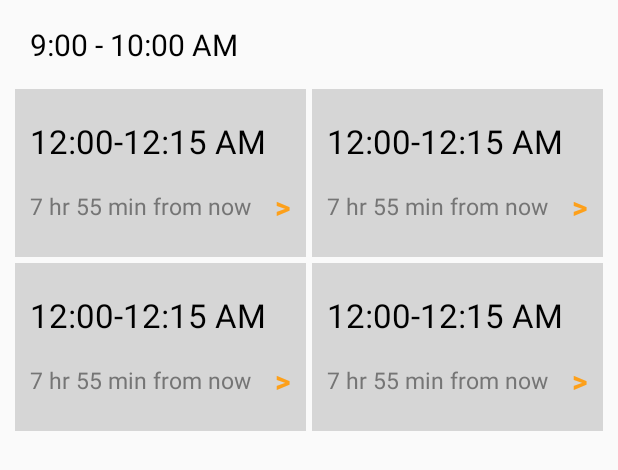
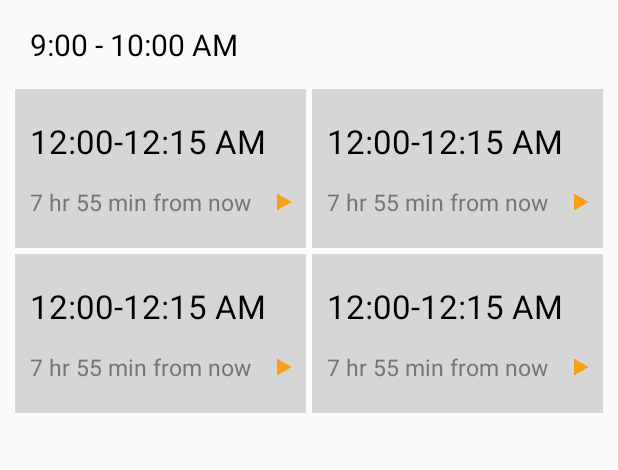
Before and after one commit to tomquercia/LeanApp, an Android app: the layout hours_list.xml on its own in the app's theme, with its tools: preview values and no code run, on a phone screen of 412 x 824 dp. Shown: the top 470 px of the screen. Run offline under Robolectric (Android 15) with nearby library versions, the phone set to English and light mode, and no system bars.

Commit message:
Added proper chevrons to hours list

```diff
--- a/mobile/src/main/res/layout/hours_list.xml
+++ b/mobile/src/main/res/layout/hours_list.xml
@@ -77,17 +77,30 @@
                             android:id="@+id/textview_time_until1"
                             android:layout_gravity="center" />
 
-                        <TextView
+                        <ImageView
+                            android:src="@drawable/chevron"
+                            android:layout_alignParentRight="true"
                             android:layout_width="wrap_content"
                             android:layout_height="wrap_content"
-                            android:text=">"
-                            android:id="@+id/button1"
-                            android:background="@color/grey"
-                            android:textColor="@color/nw_yellow"
-                            android:layout_alignParentRight="true"
-                            android:textStyle="bold"
-                            android:textSize="20sp"
-                            android:layout_gravity="center" />
+                            android:id="@+id/imageView1"
+                            android:layout_alignBottom="@+id/textview_time_until1"
+                            android:layout_toEndOf="@+id/textview_time_until1"
+                            android:scaleType="fitEnd"
+                            android:layout_alignParentTop="true"
+                            android:paddingTop="5dp"
+                            android:paddingBottom="5dp" />
+
+                        <!--<TextView-->
+                            <!--android:layout_width="wrap_content"-->
+                            <!--android:layout_height="wrap_content"-->
+                            <!--android:text=">"-->
+                            <!--android:id="@+id/button1"-->
+                            <!--android:background="@color/grey"-->
+                            <!--android:textColor="@color/nw_yellow"-->
+                            <!--android:layout_alignParentRight="true"-->
+                            <!--android:textStyle="bold"-->
+                            <!--android:textSize="20sp"-->
+                            <!--android:layout_gravity="center" />-->
                     </RelativeLayout>
 
 
@@ -148,17 +161,31 @@
                             android:id="@+id/textview_time_until2"
                             android:layout_gravity="center" />
 
-                        <TextView
+                        <ImageView
+                            android:src="@drawable/chevron"
+                            android:layout_alignParentRight="true"
                             android:layout_width="wrap_content"
                             android:layout_height="wrap_content"
-                            android:text=">"
-                            android:id="@+id/button2"
-                            android:background="@color/grey"
-                            android:textColor="@color/nw_yellow"
-                            android:layout_alignParentRight="true"
-                            android:textStyle="bold"
-                            android:textSize="20sp"
-                            android:layout_gravity="center" />
+                            android:id="@+id/imageView2"
+                            android:layout_alignBottom="@+id/textview_time_until2"
+                            android:layout_toEndOf="@+id/textview_time_until2"
+                            android:scaleType="fitEnd"
+                            android:layout_alignParentTop="true"
+                            android:paddingTop="5dp"
+                            android:paddingBottom="5dp"
+                            android:layout_alignParentEnd="false" />
+
+                        <!--<TextView-->
+                            <!--android:layout_width="wrap_content"-->
+                            <!--android:layout_height="wrap_content"-->
+                            <!--android:text=">"-->
+                            <!--android:id="@+id/button2"-->
+                            <!--android:background="@color/grey"-->
+                            <!--android:textColor="@color/nw_yellow"-->
+                            <!--android:layout_alignParentRight="true"-->
+                            <!--android:textStyle="bold"-->
+                            <!--android:textSize="20sp"-->
+                            <!--android:layout_gravity="center" />-->
                     </RelativeLayout>
 
 
@@ -231,17 +258,30 @@
                             android:id="@+id/textview_time_until3"
                             android:layout_gravity="center" />
 
-                        <TextView
+                        <!--<TextView-->
+                            <!--android:layout_width="wrap_content"-->
+                            <!--android:layout_height="wrap_content"-->
+                            <!--android:text=">"-->
+                            <!--android:id="@+id/button3"-->
+                            <!--android:background="@color/grey"-->
+                            <!--android:textColor="@color/nw_yellow"-->
+                            <!--android:textStyle="bold"-->
+                            <!--android:layout_alignParentRight="true"-->
+                            <!--android:textSize="20sp"-->
+                            <!--android:layout_gravity="center" />-->
+
+                        <ImageView
+                            android:src="@drawable/chevron"
+                            android:layout_alignParentRight="true"
                             android:layout_width="wrap_content"
                             android:layout_height="wrap_content"
-                            android:text=">"
-                            android:id="@+id/button3"
-                            android:background="@color/grey"
-                            android:textColor="@color/nw_yellow"
-                            android:textStyle="bold"
-                            android:layout_alignParentRight="true"
-                            android:textSize="20sp"
-                            android:layout_gravity="center" />
+                            android:id="@+id/imageView3"
+                            android:layout_alignBottom="@+id/textview_time_until3"
+                            android:layout_toEndOf="@+id/textview_time_until3"
+                            android:scaleType="fitEnd"
+                            android:layout_alignParentTop="true"
+                            android:paddingTop="5dp"
+                            android:paddingBottom="5dp" />
                     </RelativeLayout>
 
 
@@ -303,17 +343,30 @@
                             android:id="@+id/textview_time_until4"
                             android:layout_gravity="center" />
 
-                        <TextView
+                        <ImageView
+                            android:src="@drawable/chevron"
+                            android:layout_alignParentRight="true"
                             android:layout_width="wrap_content"
                             android:layout_height="wrap_content"
-                            android:text=">"
-                            android:id="@+id/button4"
-                            android:background="@color/grey"
-                            android:textColor="@color/nw_yellow"
-                            android:layout_alignParentRight="true"
-                            android:textStyle="bold"
-                            android:textSize="20sp"
-                            android:layout_gravity="center" />
+                            android:id="@+id/imageView4"
+                            android:layout_alignBottom="@+id/textview_time_until4"
+                            android:layout_toEndOf="@+id/textview_time_until4"
+                            android:scaleType="fitEnd"
+                            android:layout_alignParentTop="true"
+                            android:paddingTop="5dp"
+                            android:paddingBottom="5dp" />
+
+                        <!--<TextView-->
+                            <!--android:layout_width="wrap_content"-->
+                            <!--android:layout_height="wrap_content"-->
+                            <!--android:text=">"-->
+                            <!--android:id="@+id/button4"-->
+                            <!--android:background="@color/grey"-->
+                            <!--android:textColor="@color/nw_yellow"-->
+                            <!--android:layout_alignParentRight="true"-->
+                            <!--android:textStyle="bold"-->
+                            <!--android:textSize="20sp"-->
+                            <!--android:layout_gravity="center" />-->
                     </RelativeLayout>
 
 
```
